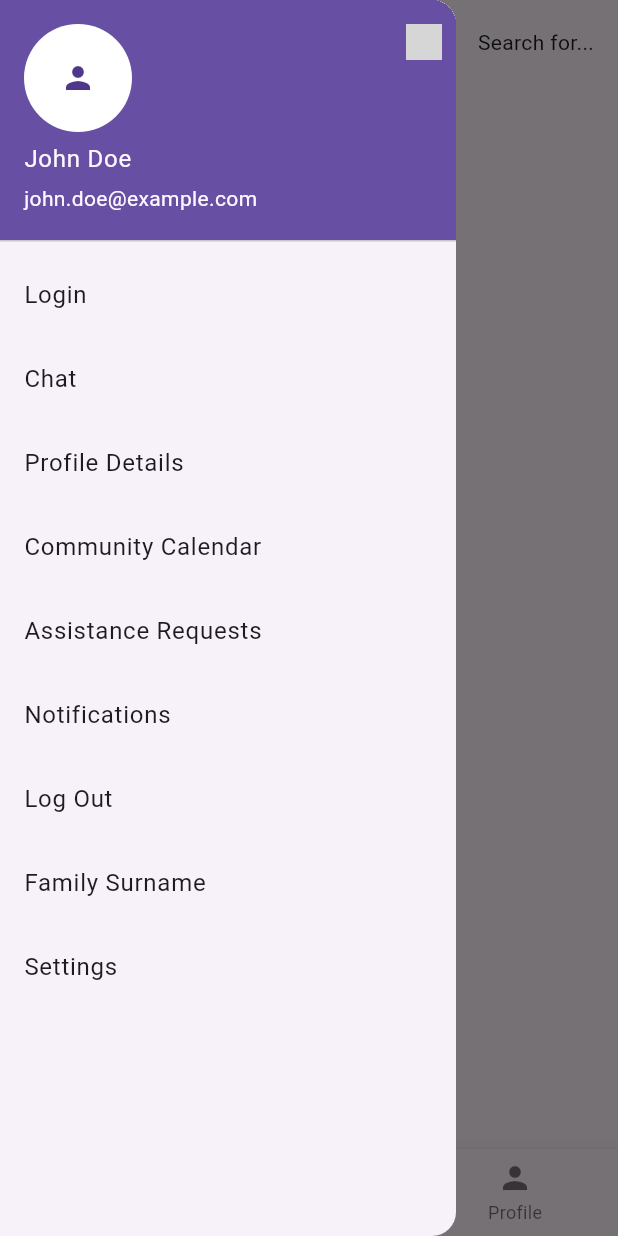
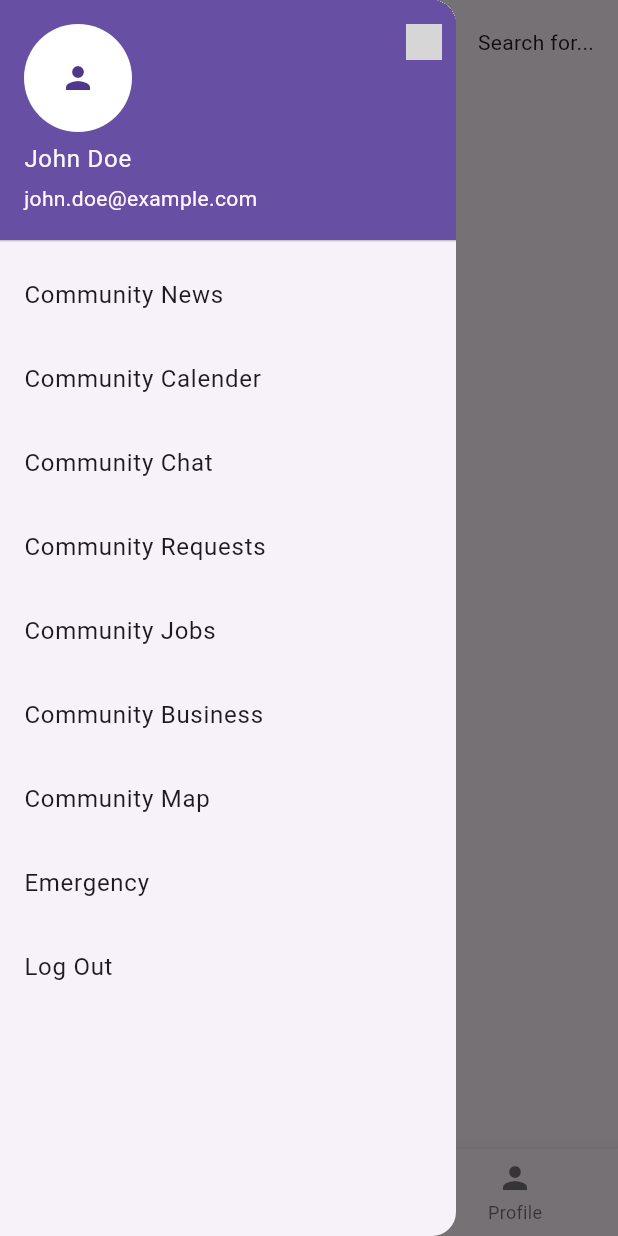
Before and after one commit to dilruk25/community-care, a Flutter app: the screen it shows after launch, with the side drawer open, on a phone screen of 412 x 824 dp. Run offline on Flutter 3.47's test engine with Material 3 defaults, Android fonts, the light colour scheme and no system bars; grey boxes are pictures that could not be loaded.

Commit message:
Add chat section and profile section

```diff
--- a/lib/main.dart
+++ b/lib/main.dart
@@ -26,6 +26,34 @@ class TaskList extends StatelessWidget {
           subtitle: Text(tasks[index].description),
         );
       },
+    );
+  }
+}
+
+class CommunityChatPage extends StatelessWidget {
+  @override
+  Widget build(BuildContext context) {
+    return Scaffold(
+      appBar: AppBar(
+        title: Text('Community Chat'),
+      ),
+      body: Center(
+        child: Text('Welcome to Community Chat!'),
+      ),
+    );
+  }
+}
+
+class UserProfilePage extends StatelessWidget {
+  @override
+  Widget build(BuildContext context) {
+    return Scaffold(
+      appBar: AppBar(
+        title: Text('User Profile'),
+      ),
+      body: Center(
+        child: Text('User Profile Details'),
+      ),
     );
   }
 }
@@ -107,55 +135,58 @@ class _CommunityCareHomePageState extends State<CommunityCareHomePage> {
               ),
             ),
             ListTile(
-              title: Text('Login'),
+              title: Text('Community News'),
               onTap: () {
                 // Handle login tap.
               },
             ),
             ListTile(
-              title: Text('Chat'),
+              title: Text('Community Calender'),
               onTap: () {
                 // Handle chat tap.
               },
             ),
             ListTile(
-              title: Text('Profile Details'),
+              title: Text('Community Chat'),
               onTap: () {
-                // Handle profile details tap.
+                Navigator.push(
+                  context,
+                  MaterialPageRoute(builder: (context) => CommunityChatPage()),
+                );
               },
             ),
             ListTile(
-              title: Text('Community Calendar'),
+              title: Text('Community Requests'),
               onTap: () {
                 // Handle community calendar tap.
               },
             ),
             ListTile(
-              title: Text('Assistance Requests'),
+              title: Text('Community Jobs'),
               onTap: () {
                 // Handle assistance requests tap.
               },
             ),
             ListTile(
-              title: Text('Notifications'),
+              title: Text('Community Business '),
               onTap: () {
                 // Handle notifications tap.
               },
             ),
             ListTile(
-              title: Text('Log Out'),
+              title: Text('Community Map'),
               onTap: () {
                 // Handle log out tap.
               },
             ),
             ListTile(
-              title: Text('Family Surname'),
+              title: Text('Emergency'),
               onTap: () {
                 // Handle family surname tap.
               },
             ),
             ListTile(
-              title: Text('Settings'),
+              title: Text('Log Out'),
               onTap: () {
                 // Handle settings tap.
               },
@@ -183,11 +214,15 @@ class _CommunityCareHomePageState extends State<CommunityCareHomePage> {
         onTap: (index) {
           // Handle bottom navigation item tap.
           if (index == 1) {
-            // Navigate to Chat section
-            // Implement your logic here
+            Navigator.push(
+              context,
+              MaterialPageRoute(builder: (context) => CommunityChatPage()),
+            );
           } else if (index == 2) {
-            // Navigate to Profile section
-            // Implement your logic here
+            Navigator.push(
+              context,
+              MaterialPageRoute(builder: (context) => UserProfilePage()),
+            );
           }
         },
       ),
```
Also changed, not shown: assets/logo.png (added), assets/profile_image.jpg (added), profile_image.jpg (added).
